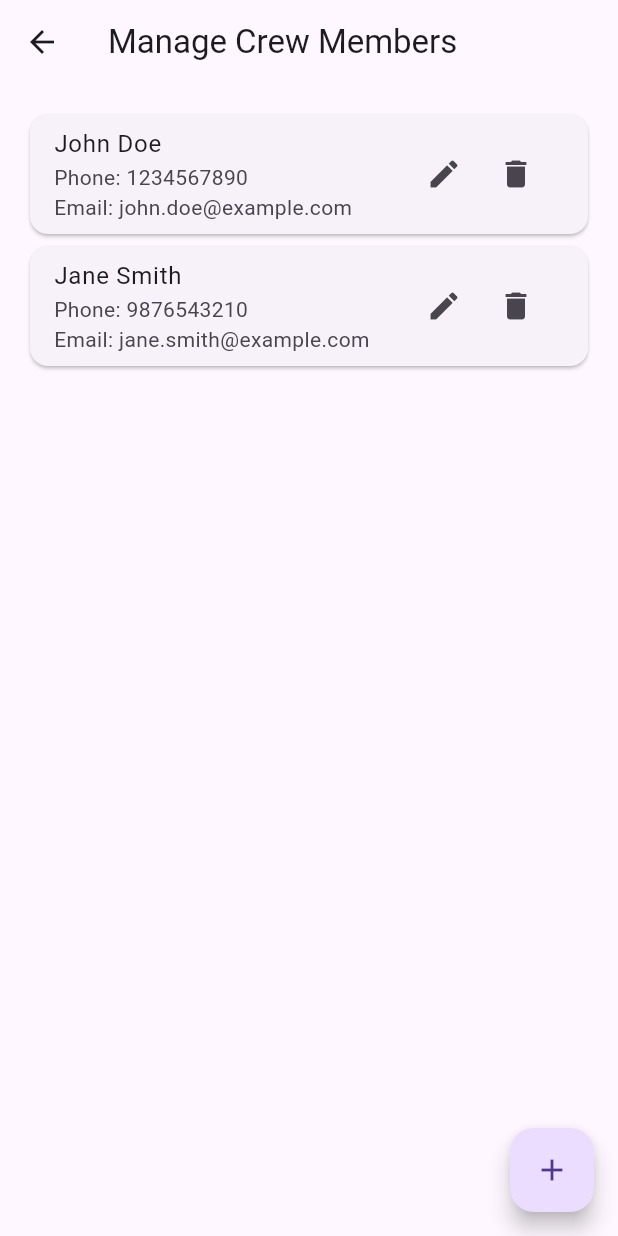
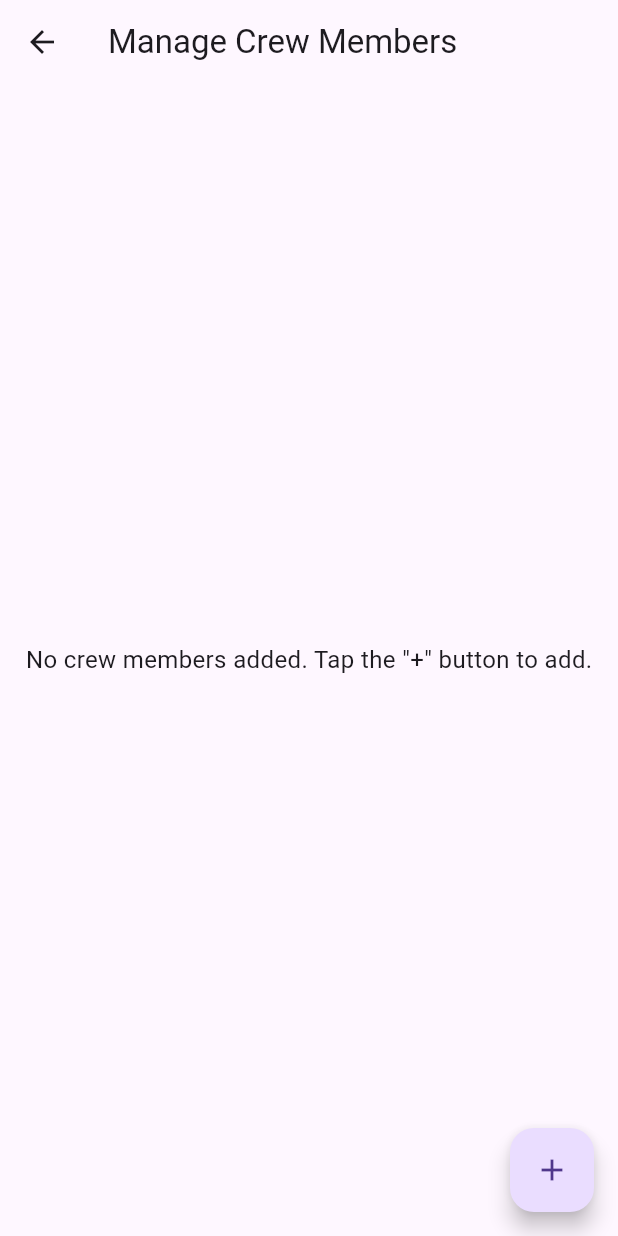
Before and after one commit to ekrajghimire/Work-Chart-System, a Flutter app: the ManageCrewScreen screen opened by its route, on a phone screen of 412 x 824 dp. Run offline on Flutter 3.47's test engine with Material 3 defaults, Android fonts, the phone set to English and light mode, and no system bars; our stand-ins replace sqflite, sqflite_common_ffi; accounts and stored records are empty.

Commit message:
solved issues

```diff
--- a/lib/main.dart
+++ b/lib/main.dart
@@ -30,18 +30,7 @@ bool get isDesktop =>
 class MyApp extends StatelessWidget {
   // Shared task list and crew members list
   final List<Map<String, dynamic>> tasks = [];
-  final List<Map<String, String>> crewMembers = [
-    {
-      'name': 'John Doe',
-      'phone': '1234567890',
-      'email': 'john.doe@example.com'
-    },
-    {
-      'name': 'Jane Smith',
-      'phone': '9876543210',
-      'email': 'jane.smith@example.com'
-    },
-  ];
+  final List<Map<String, String>> crewMembers = [];
 
   @override
   Widget build(BuildContext context) {
--- a/lib/screens/manage_crew_screen.dart
+++ b/lib/screens/manage_crew_screen.dart
@@ -123,7 +123,8 @@ class _ManageCrewScreenState extends State<ManageCrewScreen> {
       context: context,
       builder: (context) => AlertDialog(
         title: const Text('Delete Crew Member'),
-        content: const Text('Are you sure you want to delete this crew member?'),
+        content:
+            const Text('Are you sure you want to delete this crew member?'),
         actions: [
           TextButton(
             onPressed: () => Navigator.pop(context),
@@ -149,7 +150,14 @@ class _ManageCrewScreenState extends State<ManageCrewScreen> {
       appBar: AppBar(
         title: const Text('Manage Crew Members'),
       ),
-      body: Padding(
+      body: widget.crewMembers.isEmpty
+          ? const Center(
+              child: Text(
+                'No crew members added. Tap the "+" button to add.',
+                style: TextStyle(fontSize: 16),
+              ),
+            )
+          : Padding(
               padding: const EdgeInsets.all(16.0),
               child: ListView.builder(
                 itemCount: widget.crewMembers.length,
```
Lines whose indentation alone changed are shown as unchanged.
